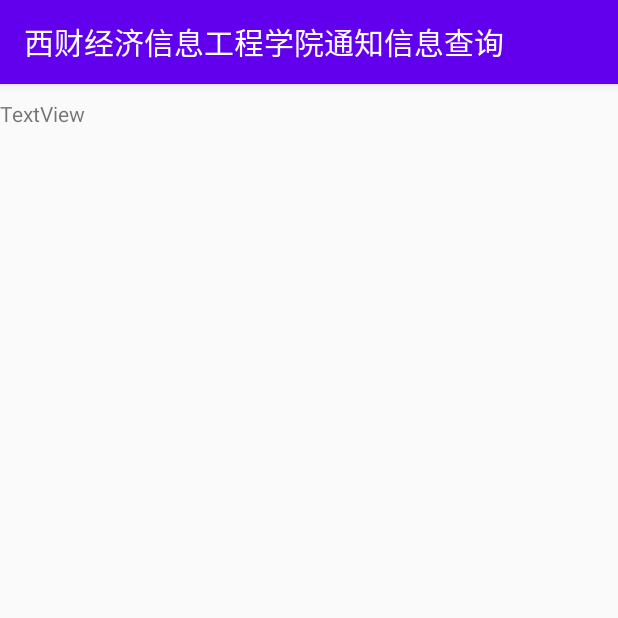
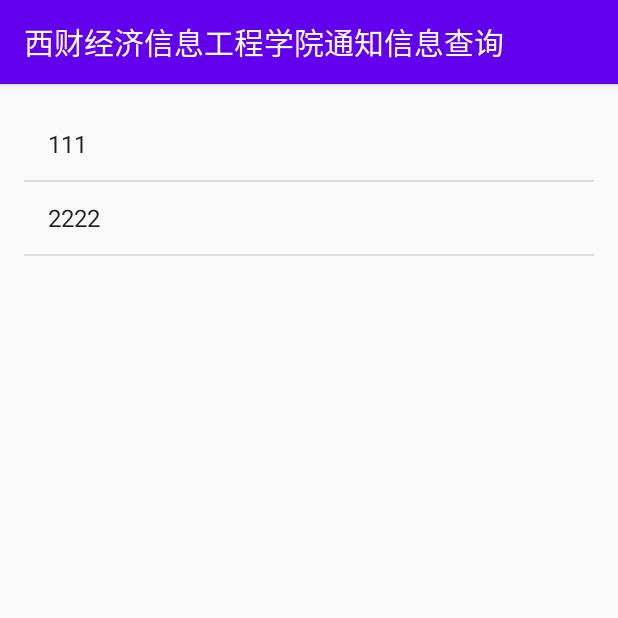
Before and after one commit to XiaoRaner/NewApplication, an Android app: the MylistActivity screen opened directly, with no data from a screen before it, on a phone screen of 412 x 824 dp, the top half of it. Run offline under Robolectric (Android 15) with nearby library versions, the phone set to English and light mode, and no system bars.

Commit message:
第11周考试内容

```diff
--- a/app/src/main/AndroidManifest.xml
+++ b/app/src/main/AndroidManifest.xml
@@ -11,7 +11,6 @@
         android:roundIcon="@mipmap/ic_launcher_round"
         android:supportsRtl="true"
         android:theme="@style/AppTheme">
-        <activity android:name=".SecondActivity"></activity>
         <activity android:name=".MyList2Activity" />
         <activity android:name=".SearchActivity">
             <intent-filter>
--- a/app/src/main/java/com/swufe/newapplication/MyList2Activity.java
+++ b/app/src/main/java/com/swufe/newapplication/MyList2Activity.java
@@ -8,7 +8,8 @@ import android.widget.SimpleAdapter;
 import java.util.ArrayList;
 import java.util.HashMap;
 
-public class MyList2Activity extends ListActivity { //继承列表父类，整个页面是一个列表
+
+public class MyList2Activity extends ListActivity implements Runnable{ //继承列表父类，整个页面是一个列表
 
     Handler handler;
     private ArrayList<HashMap<String,String>>listItems;//声明数据项，存放文字、图片信息等
@@ -26,6 +27,13 @@ public class MyList2Activity extends ListActivity { //继承列表父类，整
 
         initListView();//调用initListView方法
         this.setListAdapter(listItemAdapter);//应用适配器listItemAdapter
+
+        Thread t = new Thread(this);//t为子线程
+        t.start();
+
+
+
+
 
     }
 
@@ -56,8 +64,8 @@ public class MyList2Activity extends ListActivity { //继承列表父类，整
     }
 
 
+    @Override
+    public void run() {
 
-
-
-
+    }
 }
--- a/app/src/main/java/com/swufe/newapplication/MylistActivity.java
+++ b/app/src/main/java/com/swufe/newapplication/MylistActivity.java
@@ -1,6 +1,9 @@
 package com.swufe.newapplication;
-
+//自定义列表的界面
 import android.os.Bundle;
+import android.widget.ArrayAdapter;
+import android.widget.ListAdapter;
+import android.widget.ListView;
 
 import androidx.appcompat.app.AppCompatActivity;
 
@@ -10,5 +13,30 @@ public class MylistActivity extends AppCompatActivity {
     protected void onCreate(Bundle savedInstanceState) {
         super.onCreate(savedInstanceState);
         setContentView(R.layout.activity_mylist);
-    }
+
+        ListView listView=(ListView)findViewById(R.id.mylist);
+        //获取列表控件，其id为mylist;
+        //并转换
+
+        String data[]={"111","2222"};
+        //定义数据对象
+
+        ListAdapter adapter=new ArrayAdapter<String>(this,android.R.layout.simple_list_item_1,data);
+        //adapter对象 (数据量较大，但列表可见的有限。adapter适配器用来处理数据和列表ListView的关系。我们提供数据给它，它来与列表适配）
+        //需要3个对象：this(context，当前对象),(列表的布局)，（数据）
+        //android.R.layout.simple_list_item_1 :安卓平台提供的布局
+        //<string>:泛型，表示数据项是字符串的集合
+
+        listView.setAdapter(adapter);
+        //给当前控件设置adapter
+
+
+        //列表内容只有一项时：里面存放String字符串
+
+        //列表内容有多项时：  存放Map<Key键，Value值>,需要定义类型，比如Map<String,String>
+        //TextView控件显示数据时，需要明确数据和控件的对应关系
+
+
+
 }
+}
--- a/app/src/main/res/layout/activity_mylist.xml
+++ b/app/src/main/res/layout/activity_mylist.xml
@@ -1,30 +1,17 @@
 <?xml version="1.0" encoding="utf-8"?>
-<LinearLayout xmlns:android="http://schemas.android.com/apk/res/android"
+<RelativeLayout xmlns:android="http://schemas.android.com/apk/res/android"
     xmlns:app="http://schemas.android.com/apk/res-auto"
     xmlns:tools="http://schemas.android.com/tools"
     android:layout_width="match_parent"
     android:layout_height="match_parent"
-    tools:context=".MylistActivity">
-
-    <TextView
-        android:id="@+id/textView2"
-        android:layout_width="match_parent"
-        android:layout_height="wrap_content"
-        android:text="TextView" />
+    android:paddingRight="16dp"
+    android:paddingLeft="16dp"
+    android:paddingBottom="16dp"
+    android:paddingTop="16dp"
+    tools:context=".MylistActivity" >
 
     <ListView
         android:id="@+id/mylist"
-        android:layout_width="123dp"
-        android:layout_height="668dp" />
-
-    <Button
-        android:id="@+id/button"
-        android:layout_width="wrap_content"
-        android:layout_height="wrap_content"
-        android:layout_weight="1"
-        android:text="Button" />
-
-    <ListView
         android:layout_width="match_parent"
         android:layout_height="match_parent" />
-</LinearLayout>
+</RelativeLayout>
```
